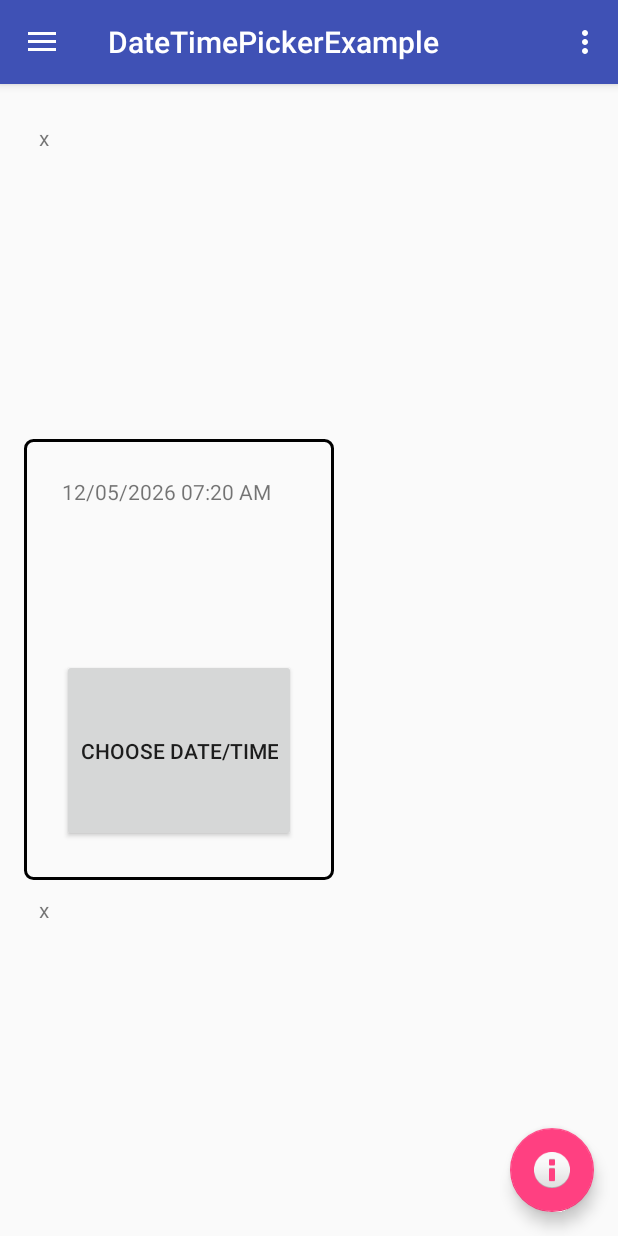
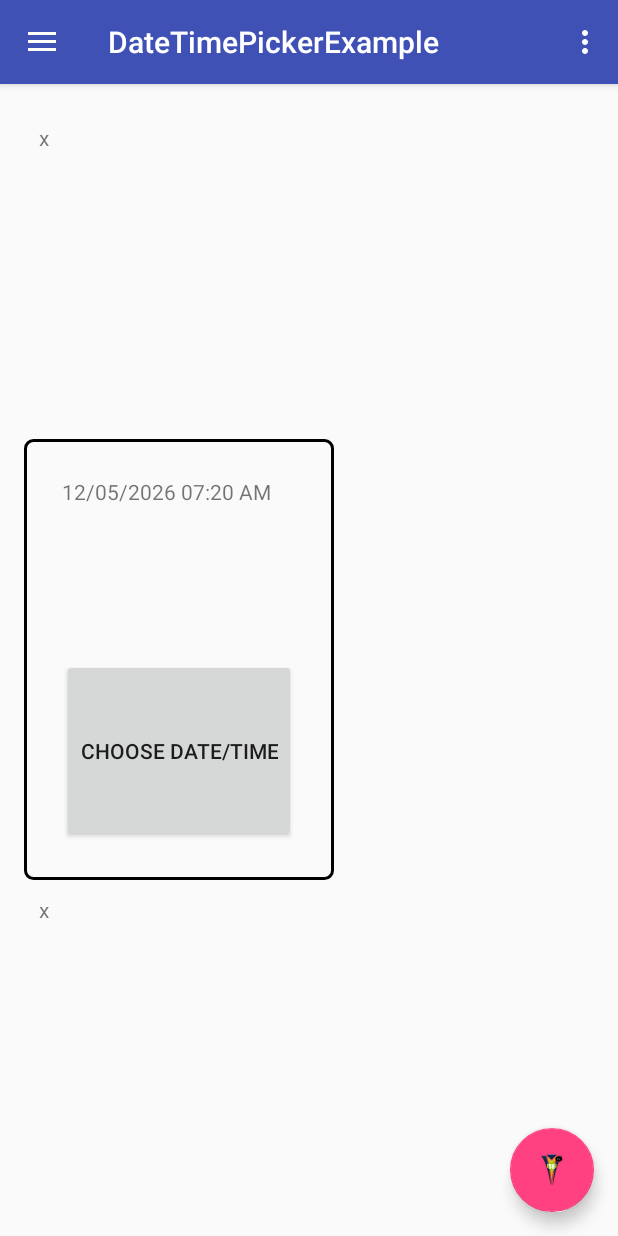
Before and after one commit to AbdulRahimRahi/DateTimePickerExample, an Android app: the screen it shows after launch (MainActivity), on a phone screen of 412 x 824 dp. Run offline under Robolectric (Android 15) with nearby library versions, the phone set to English and light mode, and no system bars.

Commit message:
Finishing touches

```diff
--- a/app/src/main/res/layout/app_bar_main.xml
+++ b/app/src/main/res/layout/app_bar_main.xml
@@ -47,6 +47,6 @@
         android:layout_height="wrap_content"
         android:layout_gravity="bottom|end"
         android:layout_margin="@dimen/fab_margin"
-        android:src="@android:drawable/ic_dialog_info"/>
+        android:src="@mipmap/ic_launcher"/>
 
 </android.support.design.widget.CoordinatorLayout>
```
